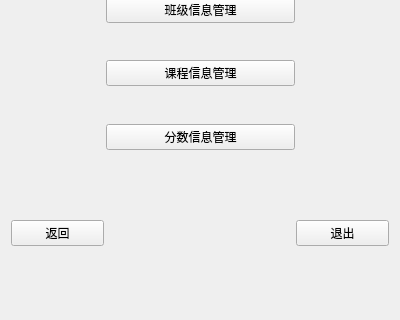
Before: the Qt Designer form menu_admin.ui in Zuriel95/stu_manager_sys, drawn with Qt 5; both pictures show x 0 to 400 and y 235 to 555 of the 400 by 555 pixel window.
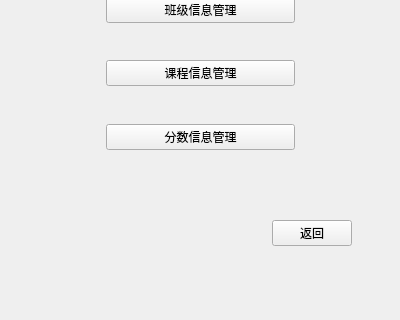
After: the same form once the commit is applied.

```diff
--- a/menu_admin.ui
+++ b/menu_admin.ui
@@ -278,7 +278,20 @@
     </spacer>
    </item>
    <item>
-    <layout class="QHBoxLayout" name="horizontalLayout_6" stretch="2,4,2">
+    <layout class="QHBoxLayout" name="horizontalLayout_6" stretch="7,2,1">
+     <item>
+      <spacer name="horizontalSpacer_11">
+       <property name="orientation">
+        <enum>Qt::Horizontal</enum>
+       </property>
+       <property name="sizeHint" stdset="0">
+        <size>
+         <width>40</width>
+         <height>20</height>
+        </size>
+       </property>
+      </spacer>
+     </item>
      <item>
       <widget class="QPushButton" name="btn_return">
        <property name="text">
@@ -299,13 +312,6 @@
        </property>
       </spacer>
      </item>
-     <item>
-      <widget class="QPushButton" name="btn_quit">
-       <property name="text">
-        <string>退出</string>
-       </property>
-      </widget>
-     </item>
     </layout>
    </item>
    <item>
```
